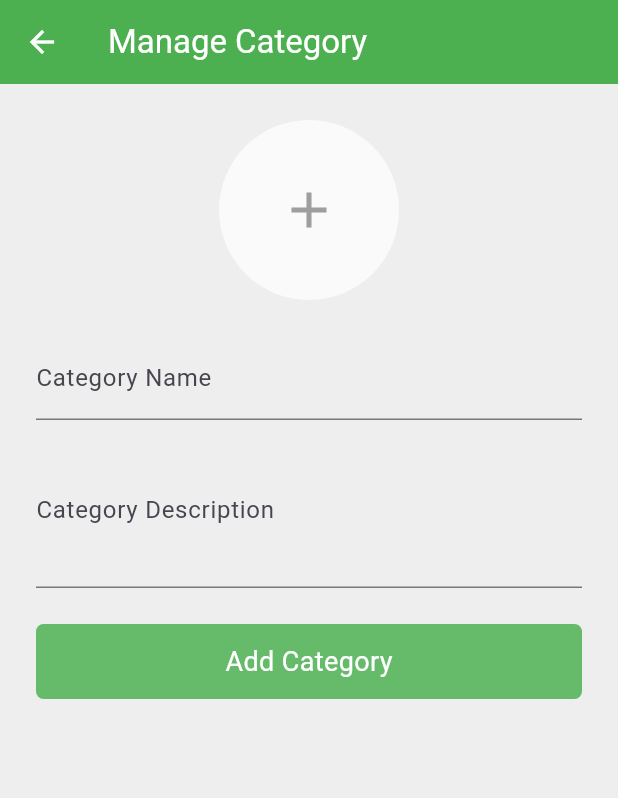
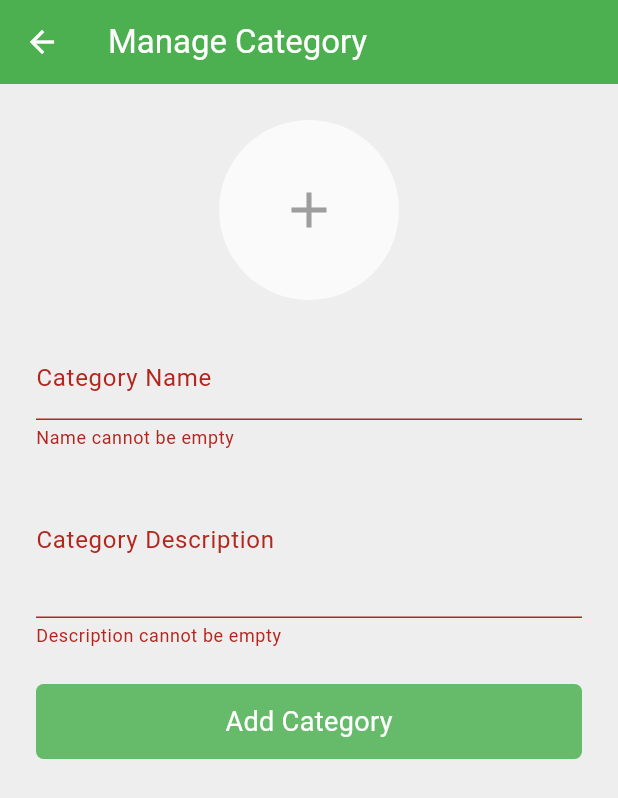
Before and after one commit to patel-dhiren/GroceryAppFlutter, a Flutter app: the CategoryView screen opened directly, after a tap on "Add Category", on a phone screen of 412 x 824 dp. Shown: the top 798 px of the screen. Run offline on Flutter 3.47's test engine with Material 3 defaults, Android fonts, the phone set to English and light mode, and no system bars; our stand-ins replace firebase_auth, firebase_core, firebase_database, firebase_storage, fluttertoast, image_picker; accounts and stored records are empty.

Commit message:
category manage (crud) done

```diff
--- a/lib/main.dart
+++ b/lib/main.dart
@@ -12,7 +12,9 @@ Future<void> main() async {
         apiKey: 'AIzaSyCbhPeDncItRtCDqlHbz07sJv-OUAxlGa0',
         appId: '1:570297416659:android:770d7fd93fdf8466dd8d26',
         messagingSenderId: '570297416659',
-        projectId: 'grocerystoreapp-fa367'),
+        projectId: 'grocerystoreapp-fa367',
+      storageBucket: 'grocerystoreapp-fa367.appspot.com'
+    ),
   );
   runApp(MyApp());
 }
--- a/lib/model/category.dart
+++ b/lib/model/category.dart
@@ -1,3 +1,30 @@
 class Category{
+  String? id;
+  String name;
+  String description;
+  String imageUrl;
+  int createdAt;
 
+  Category({this.id, required this.name, required this.description, required this.imageUrl, required this.createdAt});
+
+  Map<String, dynamic> toJson() {
+    return {
+      "id": this.id,
+      "name": this.name,
+      "description": this.description,
+      "imageUrl": this.imageUrl,
+      "createdAt": this.createdAt,
+    };
+  }
+
+  factory Category.fromJson(dynamic json) {
+    return Category(
+      id: json["id"],
+      name: json["name"],
+      description: json["description"],
+      imageUrl: json["imageUrl"],
+      createdAt: json["createdAt"],
+    );
+  }
+//
 }
--- a/lib/views/category/category_view.dart
+++ b/lib/views/category/category_view.dart
@@ -1,64 +1,31 @@
 import 'package:flutter/material.dart';
-import 'package:grocery_app/widget/custom_button.dart';
+import 'package:grocery_app/model/category.dart';
+import 'package:grocery_app/views/category/components/category_form.dart';
 
-class CategoryView extends StatefulWidget {
-  const CategoryView({super.key});
+class CategoryView extends StatelessWidget {
 
-  @override
-  State<CategoryView> createState() => _CategoryViewState();
-}
+  Category? category;
 
-class _CategoryViewState extends State<CategoryView> {
+
+  CategoryView({this.category});
+
   @override
   Widget build(BuildContext context) {
     return Scaffold(
       appBar: AppBar(
-        title: Text('Manage Category', style: TextStyle(color: Colors.white),),
+        title: Text(
+          'Manage Category',
+          style: TextStyle(color: Colors.white),
+        ),
         backgroundColor: Colors.green,
-        iconTheme: IconThemeData(
-          color: Colors.white
-        ),
+        iconTheme: IconThemeData(color: Colors.white),
       ),
       backgroundColor: Colors.grey.shade200,
       body: SafeArea(
         child: SingleChildScrollView(
           child: Padding(
             padding: const EdgeInsets.all(24.0),
-            child: Column(
-              crossAxisAlignment: CrossAxisAlignment.stretch,
-              mainAxisAlignment: MainAxisAlignment.center,
-              children: [
-                CircleAvatar(
-                  radius: 60,
-                  backgroundColor: Colors.white.withOpacity(.7),
-                  child: Icon(Icons.add, size: 40, color: Colors.grey,),
-                ),
-                SizedBox(
-                  height: 24,
-                ),
-                TextFormField(
-                  decoration: InputDecoration(
-                    labelText: 'Category Name'
-                  ),
-                ),
-                SizedBox(height: 8  ,),
-                TextFormField(
-                  decoration: InputDecoration(
-                      labelText: 'Category Description'
-                  ),
-                  maxLines: 3,
-                ),
-                SizedBox(height: 24,),
-                CustomButton(
-                  backgroundColor: Colors.green.shade400,
-                  title: 'Add Category',
-                  foregroundColor: Colors.white,
-                  callback: () {
-
-                  },
-                )
-              ],
-            ),
+            child: CategoryForm(category),
           ),
         ),
       ),
--- /dev/null
+++ b/lib/views/category/components/category_form.dart
@@ -0,0 +1,182 @@
+import 'dart:io';
+
+import 'package:flutter/material.dart';
+import 'package:grocery_app/firebase/firebase_service.dart';
+import 'package:grocery_app/model/category.dart';
+import 'package:grocery_app/utils/app_util.dart';
+import 'package:image_picker/image_picker.dart';
+
+import '../../../widget/custom_button.dart';
+
+class CategoryForm extends StatefulWidget {
+  Category? category;
+
+  CategoryForm(this.category);
+
+  @override
+  State<CategoryForm> createState() => _CategoryFormState();
+}
+
+class _CategoryFormState extends State<CategoryForm> {
+  final _formKey = GlobalKey<FormState>();
+  String _name = '';
+  String _desc = '';
+  XFile? _newImage;
+  String? existingImageUrl;
+
+  final _nameController = TextEditingController();
+  final _descController = TextEditingController();
+
+  String? _validateName(String? value) {
+    if (value == null || value.isEmpty) {
+      return 'Name cannot be empty';
+    }
+    return null;
+  }
+
+  String? _validateDescription(String? value) {
+    if (value == null || value.isEmpty) {
+      return 'Description cannot be empty';
+    }
+    return null;
+  }
+
+  Future<void> pickImage() async {
+    var image = await AppUtil.pickImageFromGallery();
+
+    if (image != null) {
+      setState(() {
+        _newImage = image;
+      });
+    }
+  }
+
+  void _submitForm(BuildContext context) async {
+    if (_formKey.currentState!.validate() &&
+        (existingImageUrl != null || _newImage != null)) {
+      _formKey.currentState!.save();
+
+      bool? result = await FirebaseService().addOrUpdateCategory(
+          name: _name,
+          description: _desc,
+          newImage: _newImage,
+          context: context,
+          existingImageUrl: existingImageUrl,
+          createdAt: widget.category?.createdAt,
+          categoryId: widget.category?.id);
+
+      if (result == true) {
+        AppUtil.showToast('Category changed successfully');
+        Navigator.pop(context);
+      } else {
+        AppUtil.showToast('Error occurred while managing category.');
+      }
+    }
+  }
+
+  @override
+  void initState() {
+    super.initState();
+
+    if (widget.category != null) {
+      existingImageUrl = widget.category!.imageUrl;
+      _nameController.text = widget.category!.name;
+      _descController.text = widget.category!.description;
+    }
+  }
+
+  @override
+  Widget build(BuildContext context) {
+    return Stack(
+      alignment: Alignment.center,
+      children: [
+        Form(
+          key: _formKey,
+          child: SingleChildScrollView(
+            child: Column(
+              crossAxisAlignment: CrossAxisAlignment.stretch,
+              mainAxisAlignment: MainAxisAlignment.center,
+              children: [
+                GestureDetector(
+                  onTap: () {
+                    pickImage();
+                  },
+                  child: CircleAvatar(
+                    radius: 60,
+                    backgroundColor: Colors.white.withOpacity(.7),
+                    child: _newImage == null && existingImageUrl != null
+                        ? CircleAvatar(
+                            radius: 60,
+                            backgroundColor: Colors.orange.shade100,
+                            child: Padding(
+                              padding: const EdgeInsets.all(30.0),
+                              child: Image.network(
+                                existingImageUrl!,
+                                color: Colors.orange,
+                              ),
+                            ),
+                          )
+                        : _newImage != null
+                            ? CircleAvatar(
+                                radius: 60,
+                                backgroundColor: Colors.orange.shade100,
+                                child: Padding(
+                                  padding: const EdgeInsets.all(30.0),
+                                  child: Image.file(
+                                    File(_newImage!.path),
+                                    color: Colors.orange,
+                                  ),
+                                ),
+                              )
+                            : Icon(
+                                Icons.add,
+                                size: 40,
+                                color: Colors.grey,
+                              ),
+                  ),
+                ),
+                SizedBox(
+                  height: 24,
+                ),
+                TextFormField(
+                  controller: _nameController,
+                  keyboardType: TextInputType.name,
+                  decoration: InputDecoration(labelText: 'Category Name'),
+                  onSaved: (value) {
+                    _name = value ?? '';
+                  },
+                  validator: _validateName,
+                ),
+                SizedBox(
+                  height: 8,
+                ),
+                TextFormField(
+                  controller: _descController,
+                  keyboardType: TextInputType.name,
+                  decoration:
+                      InputDecoration(labelText: 'Category Description'),
+                  maxLines: 3,
+                  onSaved: (value) {
+                    _desc = value ?? '';
+                  },
+                  validator: _validateDescription,
+                ),
+                SizedBox(
+                  height: 24,
+                ),
+                CustomButton(
+                  backgroundColor: Colors.green.shade400,
+                  title: widget.category == null ? 'Add Category' : 'Update Category',
+                  foregroundColor: Colors.white,
+                  callback: () {
+                    _submitForm(context);
+                  },
+                )
+              ],
+            ),
+          ),
+        ),
+      ],
+    );
+  }
+}
--- a/pubspec.yaml
+++ b/pubspec.yaml
@@ -32,6 +32,11 @@ dependencies:
     sdk: flutter
   firebase_core: ^2.24.2
   firebase_auth:
+  firebase_database: ^10.4.0
+  firebase_storage: ^11.3.0
+  image_picker:
+  flutter_spinkit: ^5.2.0
+  fluttertoast: ^8.2.4
   # The following adds the Cupertino Icons font to your application.
   # Use with the CupertinoIcons class for iOS style icons.
   cupertino_icons: ^1.0.2
```
Also changed, not shown: lib/firebase/firebase_service.dart (+99 -3 lines), lib/routing/app_route.dart (+7 -5 lines), lib/utils/app_util.dart (added, +33 -0 lines), lib/views/category_list/category_list_view.dart (+97 -3 lines), lib/views/product/product_view.dart (+12 -13 lines), pubspec.lock, 6 other files.
